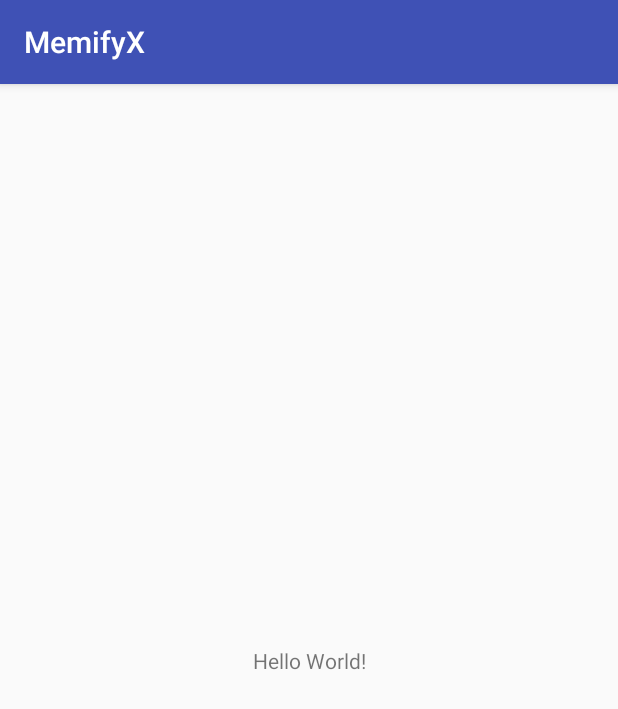
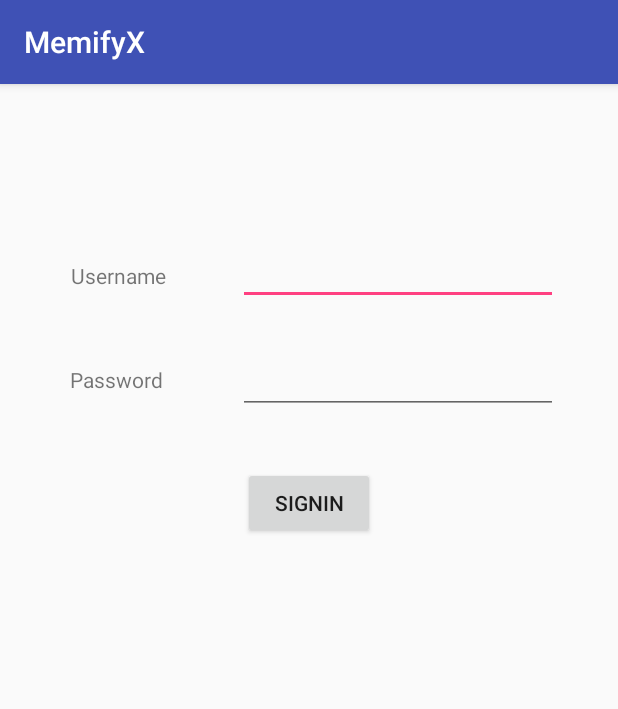
Before and after one commit to nimesha95/MemifyX, an Android app: the screen it shows after launch (MainActivity), on a phone screen of 412 x 824 dp. Shown: the top 709 px of the screen. Run offline under Robolectric (Android 15) with nearby library versions, the phone set to English and light mode, and no system bars.

Commit message:
added sign in view

```diff
--- a/app/src/main/res/layout/activity_main.xml
+++ b/app/src/main/res/layout/activity_main.xml
@@ -6,13 +6,69 @@
     android:layout_height="match_parent"
     tools:context="com.example.nimesha.memifyx.MainActivity">
 
-    <TextView
+    <EditText
+        android:id="@+id/username"
         android:layout_width="wrap_content"
         android:layout_height="wrap_content"
-        android:text="Hello World!"
-        app:layout_constraintBottom_toBottomOf="parent"
+        android:layout_marginLeft="8dp"
+        android:layout_marginRight="8dp"
+        android:ems="10"
+        android:inputType="textPersonName"
+        app:layout_constraintHorizontal_bias="0.823"
+        app:layout_constraintLeft_toLeftOf="parent"
+        app:layout_constraintRight_toRightOf="parent"
+        app:layout_constraintTop_toTopOf="parent"
+        android:layout_marginTop="102dp" />
+
+    <EditText
+        android:id="@+id/password"
+        android:layout_width="wrap_content"
+        android:layout_height="wrap_content"
+        android:ems="10"
+        android:inputType="textPassword"
+        android:layout_marginTop="27dp"
+        app:layout_constraintTop_toBottomOf="@+id/username"
+        android:layout_marginRight="8dp"
+        app:layout_constraintRight_toRightOf="parent"
+        android:layout_marginLeft="8dp"
+        app:layout_constraintLeft_toLeftOf="parent"
+        app:layout_constraintHorizontal_bias="0.823" />
+
+    <Button
+        android:id="@+id/signinbtn"
+        android:layout_width="wrap_content"
+        android:layout_height="wrap_content"
+        android:layout_marginLeft="8dp"
+        android:layout_marginRight="8dp"
+        android:layout_marginTop="255dp"
+        android:text="SignIn"
         app:layout_constraintLeft_toLeftOf="parent"
         app:layout_constraintRight_toRightOf="parent"
         app:layout_constraintTop_toTopOf="parent" />
 
+    <TextView
+        android:id="@+id/textView2"
+        android:layout_width="wrap_content"
+        android:layout_height="wrap_content"
+        android:layout_marginLeft="8dp"
+        android:layout_marginRight="10dp"
+        android:text="Username"
+        app:layout_constraintLeft_toLeftOf="parent"
+        app:layout_constraintRight_toLeftOf="@+id/username"
+        app:layout_constraintTop_toTopOf="parent"
+        android:layout_marginTop="118dp"
+        app:layout_constraintHorizontal_bias="0.509" />
+
+    <TextView
+        android:id="@+id/textView3"
+        android:layout_width="wrap_content"
+        android:layout_height="wrap_content"
+        android:layout_marginLeft="8dp"
+        android:layout_marginRight="8dp"
+        android:text="Password"
+        app:layout_constraintHorizontal_bias="0.482"
+        app:layout_constraintLeft_toLeftOf="parent"
+        app:layout_constraintRight_toLeftOf="@+id/password"
+        android:layout_marginTop="50dp"
+        app:layout_constraintTop_toBottomOf="@+id/textView2" />
 </android.support.constraint.ConstraintLayout>
```
